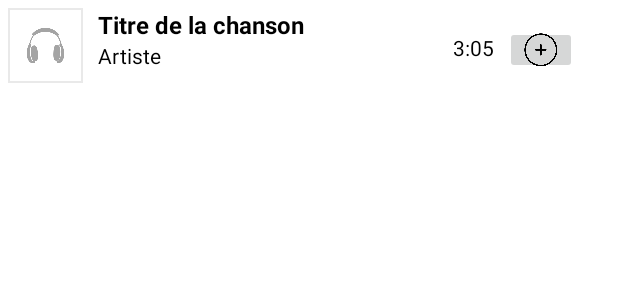
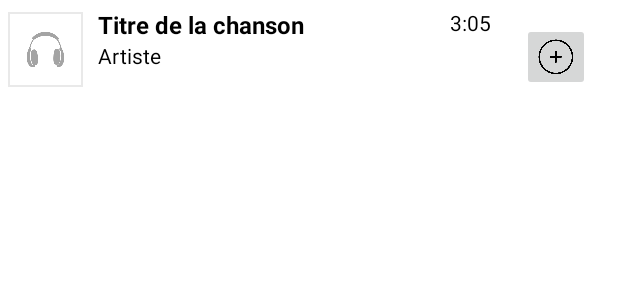
Before and after one commit to Enzo-Cerini/mesMusics, an Android app: the layout music_poster.xml on its own in the app's theme, with its tools: preview values and no code run, on a phone screen of 412 x 824 dp. Shown: the top 300 px of the screen. Run offline under Robolectric (Android 15) with nearby library versions, the phone set to English and light mode, and no system bars; Roboto replaces fonts that are not available here.

Commit message:
Update TEL

```diff
--- a/app/src/main/res/layout/music_poster.xml
+++ b/app/src/main/res/layout/music_poster.xml
@@ -46,23 +46,34 @@
         android:id="@+id/tv_duration"
         android:layout_width="wrap_content"
         android:layout_height="wrap_content"
-        android:layout_alignBottom="@+id/imageButton2"
         android:layout_alignParentEnd="true"
         android:layout_alignParentRight="true"
-        android:layout_marginEnd="77dp"
-        android:layout_marginRight="77dp"
-        android:layout_marginBottom="8dp"
+        android:layout_marginEnd="79dp"
+        android:layout_marginRight="79dp"
         android:text="3:05"
         android:textColor="#000000" />
 
+    <ImageView
+        android:id="@+id/iv_play_active"
+        android:layout_width="30dp"
+        android:layout_height="30dp"
+        android:layout_below="@id/tv_duration"
+        android:layout_alignParentEnd="true"
+        android:layout_alignParentRight="true"
+        android:layout_marginTop="6dp"
+        android:layout_marginEnd="86dp"
+        android:layout_marginRight="86dp"
+        android:src="@drawable/ic_play_circle_outline_black"
+        android:visibility="invisible" />
+
     <ImageButton
         android:id="@+id/imageButton2"
-        android:layout_width="48dp"
-        android:layout_height="32dp"
+        android:layout_width="45dp"
+        android:layout_height="45dp"
         android:layout_alignParentTop="true"
         android:layout_alignParentEnd="true"
-        android:layout_marginTop="12dp"
-        android:layout_marginEnd="22dp"
+        android:layout_marginTop="10dp"
+        android:layout_marginEnd="13dp"
         android:onClick="addToPlaylist"
         android:scaleType="centerCrop"
         app:srcCompat="@drawable/plus" />
```
